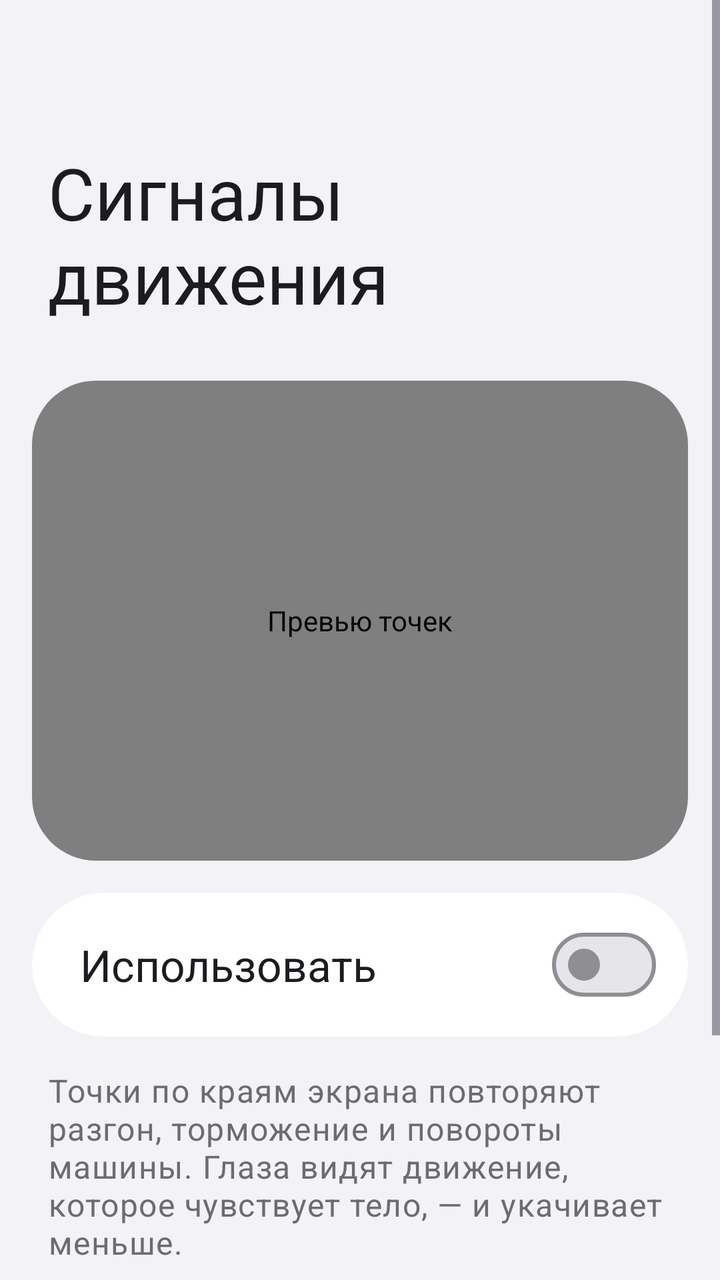
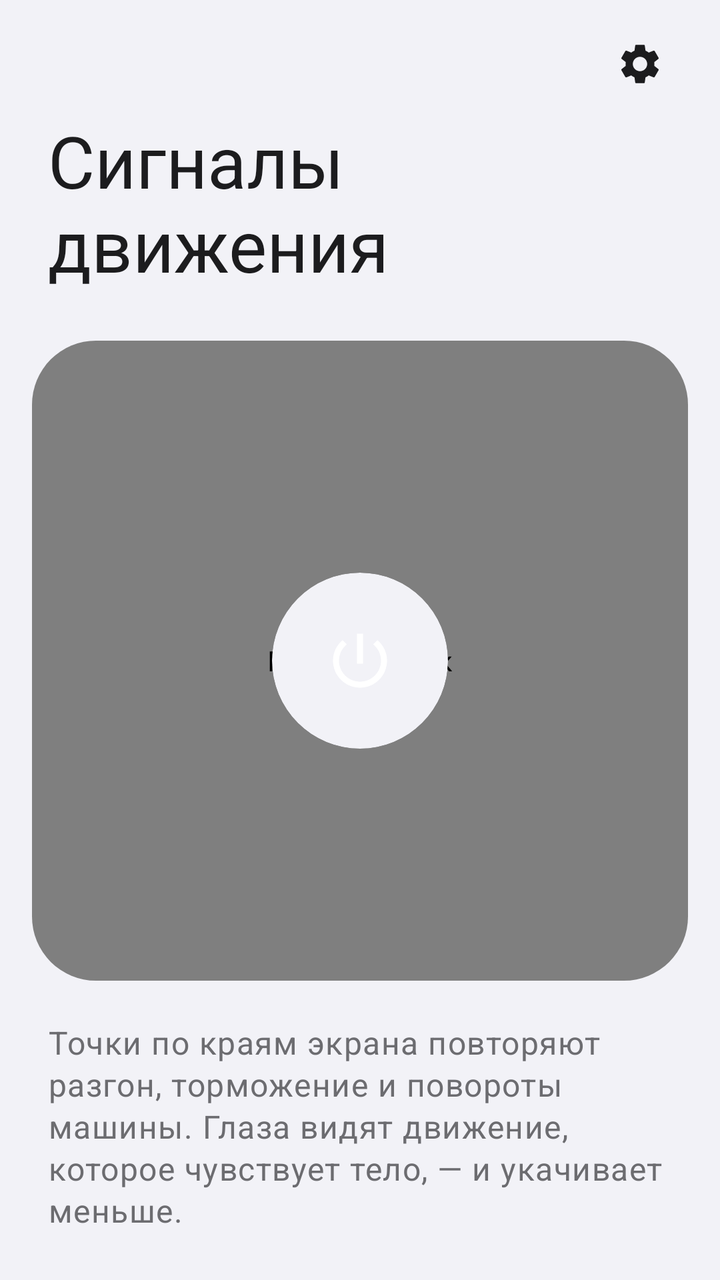

Screens rendered from an Android XML layout before and after an edit, with the pre-edit source and the edit as a unified diff.
<!-- AndroidManifest.xml: application theme Theme.MotionCues -->
<!-- res/layout/activity_main.xml -->
<?xml version="1.0" encoding="utf-8"?>
<ScrollView xmlns:android="http://schemas.android.com/apk/res/android"
    xmlns:app="http://schemas.android.com/apk/res-auto"
    android:id="@+id/root"
    android:layout_width="match_parent"
    android:layout_height="match_parent"
    android:fillViewport="true">

    <LinearLayout
        android:layout_width="match_parent"
        android:layout_height="wrap_content"
        android:orientation="vertical"
        android:paddingHorizontal="16dp"
        android:paddingBottom="24dp">

        
        <TextView
            android:layout_width="match_parent"
            android:layout_height="wrap_content"
            android:layout_marginTop="72dp"
            android:layout_marginBottom="28dp"
            android:paddingHorizontal="8dp"
            android:text="@string/app_name"
            android:textAppearance="?attr/textAppearanceDisplaySmall"
            android:textColor="?attr/colorOnSurface" />

        <com.google.android.material.card.MaterialCardView
            style="@style/Widget.MotionCues.Card"
            android:layout_width="match_parent"
            android:layout_height="240dp"
            app:cardCornerRadius="32dp">

            <com.motioncues.app.overlay.CuePreviewView
                android:id="@+id/preview"
                android:layout_width="match_parent"
                android:layout_height="match_parent"
                android:contentDescription="@string/preview_description" />

        </com.google.android.material.card.MaterialCardView>

        
        <com.google.android.material.card.MaterialCardView
            android:id="@+id/main_switch_bar"
            style="@style/Widget.MotionCues.Card"
            android:layout_width="match_parent"
            android:layout_height="wrap_content"
            android:layout_marginTop="16dp"
            android:clickable="true"
            android:focusable="true"
            android:hapticFeedbackEnabled="false"
            app:cardCornerRadius="36dp">

            <LinearLayout
                android:layout_width="match_parent"
                android:layout_height="wrap_content"
                android:gravity="center_vertical"
                android:minHeight="72dp"
                android:orientation="horizontal"
                android:paddingStart="24dp"
                android:paddingEnd="16dp">

                <TextView
                    android:id="@+id/main_switch_title"
                    android:layout_width="0dp"
                    android:layout_height="wrap_content"
                    android:layout_weight="1"
                    android:text="@string/main_switch_title"
                    android:textAppearance="?attr/textAppearanceTitleLarge" />

                <com.google.android.material.materialswitch.MaterialSwitch
                    android:id="@+id/cues_switch"
                    android:layout_width="wrap_content"
                    android:layout_height="wrap_content"
                    android:clickable="false"
                    android:focusable="false"
                    android:hapticFeedbackEnabled="false"
                    android:importantForAccessibility="no" />

            </LinearLayout>

        </com.google.android.material.card.MaterialCardView>

        <TextView
            android:id="@+id/cues_summary"
            android:layout_width="match_parent"
            android:layout_height="wrap_content"
            android:layout_marginTop="16dp"
            android:paddingHorizontal="8dp"
            android:text="@string/cues_summary"
            android:textAppearance="?attr/textAppearanceBodyLarge"
            android:textColor="?attr/colorOnSurfaceVariant" />

        <com.google.android.material.card.MaterialCardView
            android:id="@+id/settings_row"
            style="@style/Widget.MotionCues.Card"
            android:layout_width="match_parent"
            android:layout_height="wrap_content"
            android:layout_marginTop="28dp"
            android:clickable="true"
            android:focusable="true">

            <LinearLayout
                android:layout_width="match_parent"
                android:layout_height="wrap_content"
                android:gravity="center_vertical"
                android:minHeight="72dp"
                android:orientation="horizontal"
                android:paddingVertical="16dp"
                android:paddingStart="20dp"
                android:paddingEnd="16dp">

                <LinearLayout
                    android:layout_width="0dp"
                    android:layout_height="wrap_content"
                    android:layout_weight="1"
                    android:orientation="vertical">

                    <TextView
                        style="@style/Widget.MotionCues.ItemTitle"
                        android:text="@string/settings_title" />

                    <TextView
                        style="@style/Widget.MotionCues.ItemSummary"
                        android:text="@string/settings_row_summary" />

                </LinearLayout>

                <ImageView
                    android:layout_width="24dp"
                    android:layout_height="24dp"
                    android:layout_marginStart="12dp"
                    android:importantForAccessibility="no"
                    android:src="@drawable/ic_chevron_right" />

            </LinearLayout>

        </com.google.android.material.card.MaterialCardView>

    </LinearLayout>

</ScrollView>
<!-- resources referenced by this layout -->
<resources>
  <!-- drawable ic_chevron_right (drawable) -->
  <?xml version="1.0" encoding="utf-8"?>
  <vector xmlns:android="http://schemas.android.com/apk/res/android"
      android:width="24dp"
      android:height="24dp"
      android:autoMirrored="true"
      android:tint="?attr/colorOnSurfaceVariant"
      android:viewportWidth="24"
      android:viewportHeight="24">
      <path
          android:fillColor="@android:color/white"
          android:pathData="M10,6L8.59,7.41 13.17,12l-4.58,4.59L10,18l6,-6z" />
  </vector>
  <string name="app_name">Сигналы движения</string>
  <string name="cues_summary">Точки по краям экрана повторяют разгон, торможение и повороты машины. Глаза видят движение, которое чувствует тело, — и укачивает меньше.</string>
  <string name="main_switch_title">Использовать</string>
  <string name="preview_description">Превью точек</string>
  <string name="settings_row_summary">Цвет и размер точек, чувствительность, оформление, виброотклик</string>
  <string name="settings_title">Настройки</string>
  <style name="Widget.MotionCues.Card" parent="Widget.Material3.CardView.Filled">
          <item name="cardBackgroundColor">?attr/colorSurfaceContainer</item>
          <item name="cardCornerRadius">24dp</item>
          <item name="cardElevation">0dp</item>
          <item name="strokeWidth">0dp</item>
      </style>
  <style name="Widget.MotionCues.ItemSummary" parent="">
          <item name="android:layout_width">match_parent</item>
          <item name="android:layout_height">wrap_content</item>
          <item name="android:layout_marginTop">2dp</item>
          <item name="android:textAppearance">?attr/textAppearanceBodyMedium</item>
          <item name="android:textColor">?attr/colorOnSurfaceVariant</item>
      </style>
  <style name="Widget.MotionCues.ItemTitle" parent="">
          <item name="android:layout_width">match_parent</item>
          <item name="android:layout_height">wrap_content</item>
          <item name="android:textAppearance">?attr/textAppearanceTitleMedium</item>
          <item name="android:textColor">?attr/colorOnSurface</item>
      </style>
  <color name="mc_primary">#FF1C1C1E</color>
  <color name="mc_on_primary">#FFFFFFFF</color>
  <color name="mc_primary_container">#FFE5E5EA</color>
  <color name="mc_on_primary_container">#FF1C1C1E</color>
  <color name="mc_secondary">#FF636366</color>
  <color name="mc_on_secondary">#FFFFFFFF</color>
  <color name="mc_secondary_container">#FFE5E5EA</color>
  <color name="mc_on_secondary_container">#FF1C1C1E</color>
  <color name="mc_surface">#FFF2F2F7</color>
  <color name="mc_on_surface">#FF1C1C1E</color>
  <color name="mc_on_surface_variant">#FF6C6C70</color>
  <color name="mc_surface_container_lowest">#FFFFFFFF</color>
  <color name="mc_surface_container_low">#FFFAFAFC</color>
  <color name="mc_surface_container">#FFFFFFFF</color>
  <color name="mc_surface_container_high">#FFEDEDF2</color>
  <color name="mc_surface_container_highest">#FFE5E5EA</color>
  <color name="mc_outline">#FF8E8E93</color>
  <color name="mc_outline_variant">#FFD1D1D6</color>
  <!-- unchanged entries left out for length: 1 -->
</resources>

<!-- the commit's change to res/layout/activity_main.xml (unified diff, before → after) -->
@@ -6,6 +6,7 @@
     android:layout_height="match_parent"
     android:fillViewport="true">
 
+    
     <LinearLayout
         android:layout_width="match_parent"
         android:layout_height="wrap_content"
@@ -13,21 +14,35 @@
         android:paddingHorizontal="16dp"
         android:paddingBottom="24dp">
 
-        
+        <ImageButton
+            android:id="@+id/settings_button"
+            android:layout_width="48dp"
+            android:layout_height="48dp"
+            android:layout_gravity="end"
+            android:layout_marginTop="8dp"
+            android:background="?attr/actionBarItemBackground"
+            android:contentDescription="@string/settings_title"
+            android:src="@drawable/ic_settings" />
+
+        <Space
+            android:layout_width="match_parent"
+            android:layout_height="0dp"
+            android:layout_weight="45" />
+
         <TextView
             android:layout_width="match_parent"
             android:layout_height="wrap_content"
-            android:layout_marginTop="72dp"
-            android:layout_marginBottom="28dp"
             android:paddingHorizontal="8dp"
             android:text="@string/app_name"
             android:textAppearance="?attr/textAppearanceDisplaySmall"
             android:textColor="?attr/colorOnSurface" />
 
+        
         <com.google.android.material.card.MaterialCardView
             style="@style/Widget.MotionCues.Card"
             android:layout_width="match_parent"
-            android:layout_height="240dp"
+            android:layout_height="320dp"
+            android:layout_marginTop="24dp"
             app:cardCornerRadius="32dp">
 
             <com.motioncues.app.overlay.CuePreviewView
@@ -36,47 +51,27 @@
                 android:layout_height="match_parent"
                 android:contentDescription="@string/preview_description" />
 
-        </com.google.android.material.card.MaterialCardView>
+            <com.google.android.material.card.MaterialCardView
+                android:id="@+id/power_button"
+                android:layout_width="88dp"
+                android:layout_height="88dp"
+                android:layout_gravity="center"
+                android:clickable="true"
+                android:focusable="true"
+                android:hapticFeedbackEnabled="false"
+                app:cardCornerRadius="44dp"
+                app:cardElevation="0dp"
+                app:strokeWidth="0dp">
 
-        
-        <com.google.android.material.card.MaterialCardView
-            android:id="@+id/main_switch_bar"
-            style="@style/Widget.MotionCues.Card"
-            android:layout_width="match_parent"
-            android:layout_height="wrap_content"
-            android:layout_marginTop="16dp"
-            android:clickable="true"
-            android:focusable="true"
-            android:hapticFeedbackEnabled="false"
-            app:cardCornerRadius="36dp">
+                <ImageView
+                    android:id="@+id/power_icon"
+                    android:layout_width="36dp"
+                    android:layout_height="36dp"
+                    android:layout_gravity="center"
+                    android:importantForAccessibility="no"
+                    android:src="@drawable/ic_power" />
 
-            <LinearLayout
-                android:layout_width="match_parent"
-                android:layout_height="wrap_content"
-                android:gravity="center_vertical"
-                android:minHeight="72dp"
-                android:orientation="horizontal"
-                android:paddingStart="24dp"
-                android:paddingEnd="16dp">
-
-                <TextView
-                    android:id="@+id/main_switch_title"
-                    android:layout_width="0dp"
-                    android:layout_height="wrap_content"
-                    android:layout_weight="1"
-                    android:text="@string/main_switch_title"
-                    android:textAppearance="?attr/textAppearanceTitleLarge" />
-
-                <com.google.android.material.materialswitch.MaterialSwitch
-                    android:id="@+id/cues_switch"
-                    android:layout_width="wrap_content"
-                    android:layout_height="wrap_content"
-                    android:clickable="false"
-                    android:focusable="false"
-                    android:hapticFeedbackEnabled="false"
-                    android:importantForAccessibility="no" />
-
-            </LinearLayout>
+            </com.google.android.material.card.MaterialCardView>
 
         </com.google.android.material.card.MaterialCardView>
 
@@ -84,57 +79,17 @@
             android:id="@+id/cues_summary"
             android:layout_width="match_parent"
             android:layout_height="wrap_content"
-            android:layout_marginTop="16dp"
+            android:layout_marginTop="20dp"
+            android:lineSpacingMultiplier="1.1"
             android:paddingHorizontal="8dp"
             android:text="@string/cues_summary"
             android:textAppearance="?attr/textAppearanceBodyLarge"
             android:textColor="?attr/colorOnSurfaceVariant" />
 
-        <com.google.android.material.card.MaterialCardView
-            android:id="@+id/settings_row"
-            style="@style/Widget.MotionCues.Card"
+        <Space
             android:layout_width="match_parent"
-            android:layout_height="wrap_content"
-            android:layout_marginTop="28dp"
-            android:clickable="true"
-            android:focusable="true">
-
-            <LinearLayout
-                android:layout_width="match_parent"
-                android:layout_height="wrap_content"
-                android:gravity="center_vertical"
-                android:minHeight="72dp"
-                android:orientation="horizontal"
-                android:paddingVertical="16dp"
-                android:paddingStart="20dp"
-                android:paddingEnd="16dp">
-
-                <LinearLayout
-                    android:layout_width="0dp"
-                    android:layout_height="wrap_content"
-                    android:layout_weight="1"
-                    android:orientation="vertical">
-
-                    <TextView
-                        style="@style/Widget.MotionCues.ItemTitle"
-                        android:text="@string/settings_title" />
-
-                    <TextView
-                        style="@style/Widget.MotionCues.ItemSummary"
-                        android:text="@string/settings_row_summary" />
-
-                </LinearLayout>
-
-                <ImageView
-                    android:layout_width="24dp"
-                    android:layout_height="24dp"
-                    android:layout_marginStart="12dp"
-                    android:importantForAccessibility="no"
-                    android:src="@drawable/ic_chevron_right" />
-
-            </LinearLayout>
-
-        </com.google.android.material.card.MaterialCardView>
+            android:layout_height="0dp"
+            android:layout_weight="55" />
 
     </LinearLayout>
 
<!-- resource entries referenced after the edit -->
@@ -1,42 +1,37 @@
 <!-- resources referenced by this layout -->
 <resources>
-  <!-- drawable ic_chevron_right (drawable) -->
+  <!-- drawable ic_power (drawable) -->
   <?xml version="1.0" encoding="utf-8"?>
   <vector xmlns:android="http://schemas.android.com/apk/res/android"
       android:width="24dp"
       android:height="24dp"
-      android:autoMirrored="true"
-      android:tint="?attr/colorOnSurfaceVariant"
       android:viewportWidth="24"
       android:viewportHeight="24">
       <path
           android:fillColor="@android:color/white"
-          android:pathData="M10,6L8.59,7.41 13.17,12l-4.58,4.59L10,18l6,-6z" />
+          android:pathData="M13,3h-2v10h2V3zM17.83,5.17l-1.42,1.42C17.99,7.86 19,9.81 19,12c0,3.87 -3.13,7 -7,7s-7,-3.13 -7,-7c0,-2.19 1.01,-4.14 2.58,-5.42L6.17,5.17C4.23,6.82 3,9.26 3,12c0,4.97 4.03,9 9,9s9,-4.03 9,-9c0,-2.74 -1.23,-5.18 -3.17,-6.83z" />
+  </vector>
+  <!-- drawable ic_settings (drawable) -->
+  <?xml version="1.0" encoding="utf-8"?>
+  <vector xmlns:android="http://schemas.android.com/apk/res/android"
+      android:width="24dp"
+      android:height="24dp"
+      android:tint="?attr/colorOnSurface"
+      android:viewportWidth="24"
+      android:viewportHeight="24">
+      <path
+          android:fillColor="@android:color/white"
+          android:pathData="M19.14,12.94c0.04,-0.3 0.06,-0.61 0.06,-0.94c0,-0.32 -0.02,-0.64 -0.07,-0.94l2.03,-1.58c0.18,-0.14 0.23,-0.41 0.12,-0.61l-1.92,-3.32c-0.12,-0.22 -0.37,-0.29 -0.59,-0.22l-2.39,0.96c-0.5,-0.38 -1.03,-0.7 -1.62,-0.94L14.4,2.81c-0.04,-0.24 -0.24,-0.41 -0.48,-0.41h-3.84c-0.24,0 -0.43,0.17 -0.47,0.41L9.25,5.35C8.66,5.59 8.12,5.92 7.63,6.29L5.24,5.33c-0.22,-0.08 -0.47,0 -0.59,0.22L2.74,8.87C2.62,9.08 2.66,9.34 2.86,9.48l2.03,1.58C4.84,11.36 4.8,11.69 4.8,12s0.02,0.64 0.07,0.94l-2.03,1.58c-0.18,0.14 -0.23,0.41 -0.12,0.61l1.92,3.32c0.12,0.22 0.37,0.29 0.59,0.22l2.39,-0.96c0.5,0.38 1.03,0.7 1.62,0.94l0.36,2.54c0.05,0.24 0.24,0.41 0.48,0.41h3.84c0.24,0 0.44,-0.17 0.47,-0.41l0.36,-2.54c0.59,-0.24 1.13,-0.56 1.62,-0.94l2.39,0.96c0.22,0.08 0.47,0 0.59,-0.22l1.92,-3.32c0.12,-0.22 0.07,-0.47 -0.12,-0.61L19.14,12.94zM12,15.6c-1.98,0 -3.6,-1.62 -3.6,-3.6s1.62,-3.6 3.6,-3.6s3.6,1.62 3.6,3.6S13.98,15.6 12,15.6z" />
   </vector>
   <string name="app_name">Сигналы движения</string>
   <string name="cues_summary">Точки по краям экрана повторяют разгон, торможение и повороты машины. Глаза видят движение, которое чувствует тело, — и укачивает меньше.</string>
-  <string name="main_switch_title">Использовать</string>
   <string name="preview_description">Превью точек</string>
-  <string name="settings_row_summary">Цвет и размер точек, чувствительность, оформление, виброотклик</string>
   <string name="settings_title">Настройки</string>
   <style name="Widget.MotionCues.Card" parent="Widget.Material3.CardView.Filled">
           <item name="cardBackgroundColor">?attr/colorSurfaceContainer</item>
           <item name="cardCornerRadius">24dp</item>
           <item name="cardElevation">0dp</item>
           <item name="strokeWidth">0dp</item>
-      </style>
-  <style name="Widget.MotionCues.ItemSummary" parent="">
-          <item name="android:layout_width">match_parent</item>
-          <item name="android:layout_height">wrap_content</item>
-          <item name="android:layout_marginTop">2dp</item>
-          <item name="android:textAppearance">?attr/textAppearanceBodyMedium</item>
-          <item name="android:textColor">?attr/colorOnSurfaceVariant</item>
-      </style>
-  <style name="Widget.MotionCues.ItemTitle" parent="">
-          <item name="android:layout_width">match_parent</item>
-          <item name="android:layout_height">wrap_content</item>
-          <item name="android:textAppearance">?attr/textAppearanceTitleMedium</item>
-          <item name="android:textColor">?attr/colorOnSurface</item>
       </style>
   <color name="mc_primary">#FF1C1C1E</color>
   <color name="mc_on_primary">#FFFFFFFF</color>
